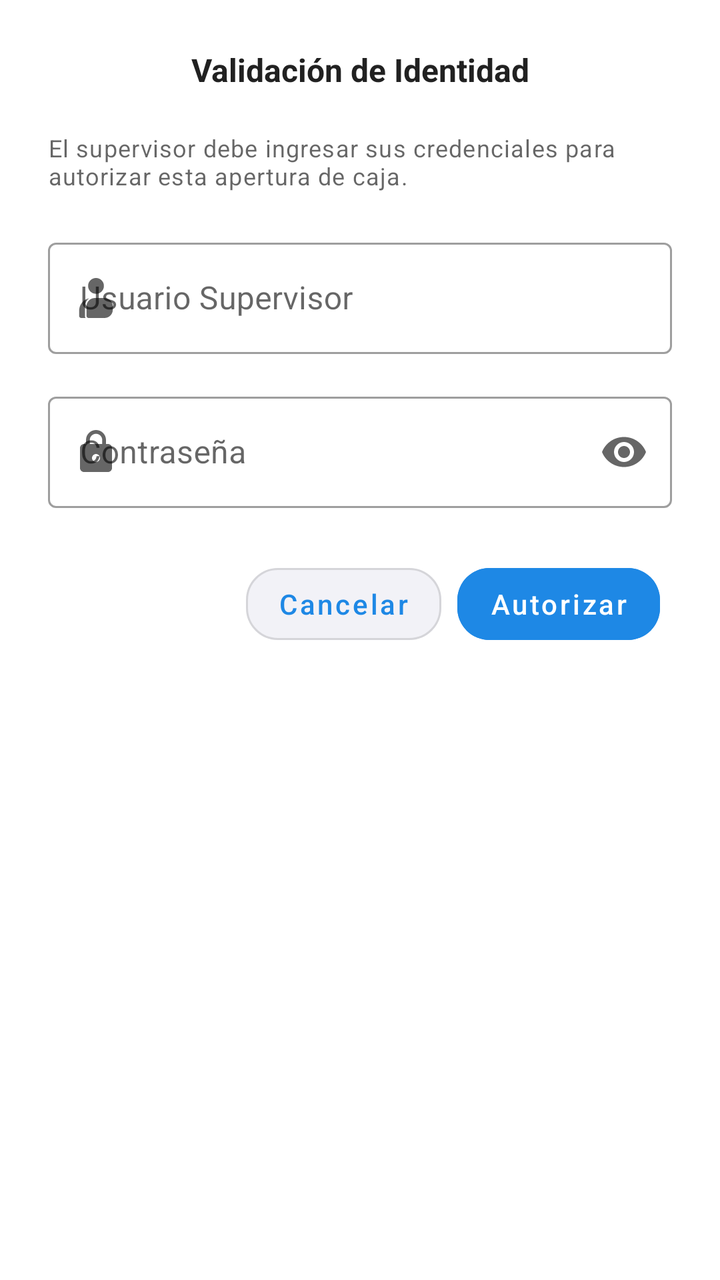
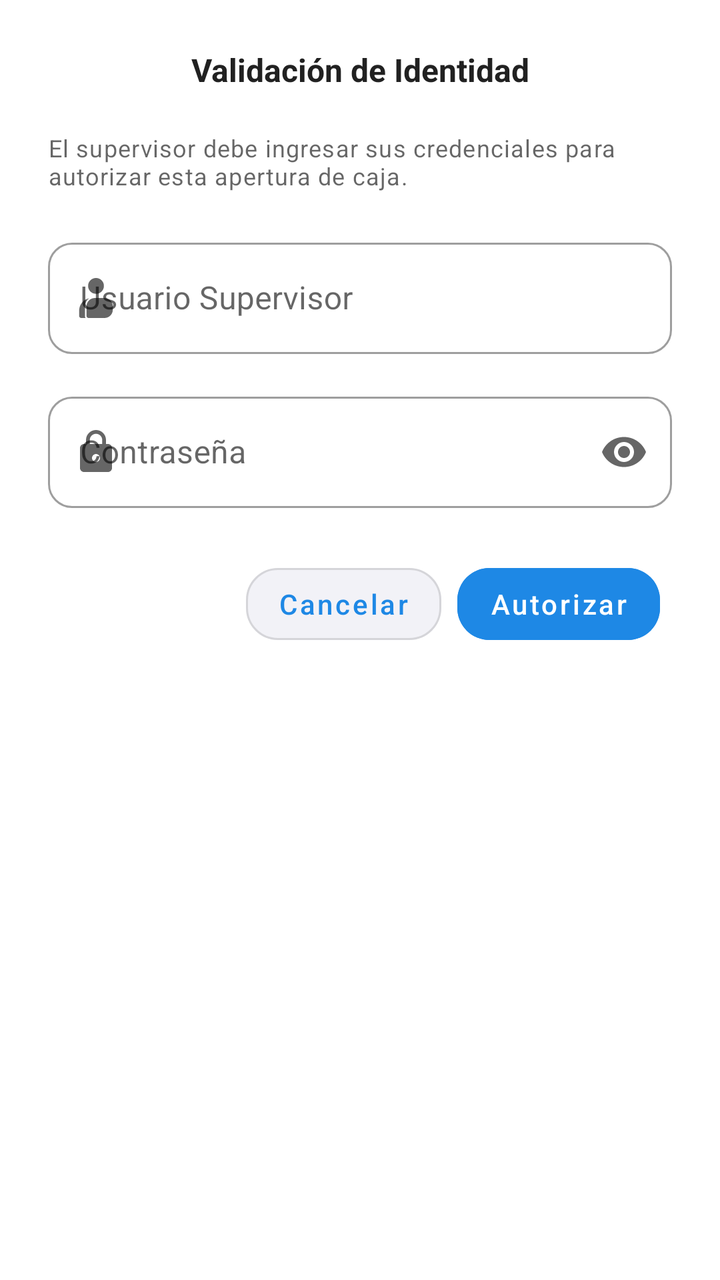

Before-and-after screenshots of an Android layout around one commit, followed by the original layout XML and the change that was made.
<!-- AndroidManifest.xml: application theme Theme.VERIFY -->
<!-- res/layout/dialog_supervisor_auth.xml -->
<?xml version="1.0" encoding="utf-8"?>
<com.google.android.material.card.MaterialCardView xmlns:android="http://schemas.android.com/apk/res/android"
    xmlns:app="http://schemas.android.com/apk/res-auto"
    android:layout_width="match_parent"
    android:layout_height="wrap_content"
    app:cardBackgroundColor="@color/white_pure"
    app:cardCornerRadius="24dp"
    app:cardElevation="0dp">
    <LinearLayout
        android:layout_width="match_parent"
        android:layout_height="wrap_content"
        android:orientation="vertical"
        android:padding="24dp">
        <TextView
            android:layout_width="match_parent"
            android:layout_height="wrap_content"
            android:layout_marginBottom="20dp"
            android:text="Validación de Identidad"
            android:gravity="center"
            android:textStyle="bold"
            android:textColor="@color/grey_text_dark"
            android:textSize="16sp" />

        <TextView
            android:layout_width="match_parent"
            android:layout_height="wrap_content"
            android:layout_marginBottom="20dp"
            android:text="El supervisor debe ingresar sus credenciales para autorizar esta apertura de caja."
            android:textAppearance="@style/TextAppearance.Material3.BodySmall" />

        <com.google.android.material.textfield.TextInputLayout
            android:id="@+id/tilSupUser"
            style="@style/Widget.MaterialComponents.TextInputLayout.OutlinedBox"
            android:layout_width="match_parent"
            android:layout_height="wrap_content"
            android:layout_marginBottom="16dp"
            android:hint="Usuario Supervisor"
            app:startIconDrawable="@drawable/ic_person">

            <com.google.android.material.textfield.TextInputEditText
                android:id="@+id/etSupUser"
                android:layout_width="match_parent"
                android:layout_height="wrap_content"
                android:inputType="text"
                android:maxLines="1" />
        </com.google.android.material.textfield.TextInputLayout>
        <com.google.android.material.textfield.TextInputLayout
            android:id="@+id/tilSupPass"
            style="@style/Widget.MaterialComponents.TextInputLayout.OutlinedBox"
            android:layout_width="match_parent"
            android:layout_height="wrap_content"
            android:hint="Contraseña"
            app:endIconMode="password_toggle"
            app:startIconDrawable="@drawable/ic_lock">

            <com.google.android.material.textfield.TextInputEditText
                android:id="@+id/etSupPass"
                android:layout_width="match_parent"
                android:layout_height="wrap_content"
                android:inputType="textPassword"
                android:maxLines="1" />
        </com.google.android.material.textfield.TextInputLayout>
        <LinearLayout
            android:layout_width="match_parent"
            android:layout_height="wrap_content"
            android:layout_marginTop="24dp"
            android:baselineAligned="false"
            android:gravity="end"
            android:orientation="horizontal">

            <com.google.android.material.button.MaterialButton
                android:id="@+id/btnCancelar"
                style="@style/Widget.MaterialComponents.Button.OutlinedButton"
                android:layout_width="wrap_content"
                android:layout_height="match_parent"
                android:layout_marginStart="6dp"
                android:backgroundTint="#F2F2F7"
                android:text="Cancelar"
                android:textAllCaps="false"
                android:textSize="14sp"
                app:cornerRadius="16dp" />

            <com.google.android.material.button.MaterialButton
                android:id="@+id/btnAutorizar"
                style="@style/Widget.MaterialComponents.Button.UnelevatedButton"
                android:layout_width="wrap_content"
                android:layout_height="match_parent"
                android:layout_marginStart="8dp"
                android:layout_marginEnd="6dp"
                android:backgroundTint="@color/blue_corporative_primary"
                android:text="Autorizar"
                android:textAllCaps="false"
                android:textColor="@color/white_pure"
                android:textSize="14sp"
                app:cornerRadius="16dp" />
        </LinearLayout>
    </LinearLayout>
</com.google.android.material.card.MaterialCardView>
<!-- resources referenced by this layout -->
<resources>
  <color name="blue_corporative_primary">#1E88E5</color>
  <color name="grey_text_dark">#212121</color>
  <color name="white_pure">#FFFFFF</color>
  <!-- drawable ic_lock (drawable) -->
  <vector xmlns:android="http://schemas.android.com/apk/res/android" android:height="24dp" android:tint="#000000" android:viewportHeight="24" android:viewportWidth="24" android:width="24dp">
        
      <path android:fillColor="@android:color/white" android:pathData="M18,8h-1L17,6c0,-2.76 -2.24,-5 -5,-5S7,3.24 7,6v2L6,8c-1.1,0 -2,0.9 -2,2v10c0,1.1 0.9,2 2,2h12c1.1,0 2,-0.9 2,-2L20,10c0,-1.1 -0.9,-2 -2,-2zM12,17c-1.1,0 -2,-0.9 -2,-2s0.9,-2 2,-2 2,0.9 2,2 -0.9,2 -2,2zM15.1,8L8.9,8L8.9,6c0,-1.71 1.39,-3.1 3.1,-3.1 1.71,0 3.1,1.39 3.1,3.1v2z"/>
      
  </vector>
  <!-- drawable ic_person (drawable) -->
  <vector xmlns:android="http://schemas.android.com/apk/res/android" android:height="24dp" android:tint="#000000" android:viewportHeight="960" android:viewportWidth="960" android:width="24dp">
        
      <path android:fillColor="@android:color/white" android:pathData="M185,880Q168,880 155.5,867.5Q143,855 143,838L143,733Q143,643 199,574Q255,505 343,486Q303,514 281,556.5Q259,599 259,648L259,838Q259,849 262,860Q265,871 272,880L185,880ZM332,880Q315,880 302.5,867.5Q290,855 290,838L290,648Q290,578 339.5,529Q389,480 459,480L648,480Q718,480 767,529Q816,578 816,648L816,712Q816,782 767,831Q718,880 648,880L332,880ZM480,396Q414,396 368,350Q322,304 322,238Q322,172 368,126Q414,80 480,80Q546,80 592,126Q638,172 638,238Q638,304 592,350Q546,396 480,396Z"/>
      
  </vector>
  <style name="Theme.VERIFY" parent="Base.Theme.VERIFY" />
  <style name="Base.Theme.VERIFY" parent="Theme.MaterialComponents.Light.NoActionBar">
          <item name="colorPrimary">@color/blue_corporative_primary</item>
          <item name="colorPrimaryDark">@color/blue_corporative_primary</item>
          <item name="colorAccent">@color/blue_corporative_primary</item>
  
          <item name="android:statusBarColor">@color/blue_corporative_primary</item>
          <item name="android:windowLightStatusBar">false</item>
          <item name="android:windowDrawsSystemBarBackgrounds">true</item>
          <item name="android:windowTranslucentStatus">false</item>
  
          <item name="android:textColorPrimary">@color/grey_text_dark</item>
  
          <item name="bottomSheetDialogTheme">@style/CustomBottomSheetDialog</item>
      </style>
  <style name="CustomBottomSheetDialog" parent="Theme.Design.Light.BottomSheetDialog">
          <item name="android:windowIsFloating">false</item>
          <item name="bottomSheetStyle">@style/CustomBottomSheetStyle</item>
      </style>
  <style name="CustomBottomSheetStyle" parent="Widget.Design.BottomSheet.Modal">
          <item name="android:background">@drawable/bg_bottom_sheet</item>
          <item name="backgroundTint">@android:color/transparent</item>
      </style>
  <!-- drawable bg_bottom_sheet (drawable) -->
  <shape xmlns:android="http://schemas.android.com/apk/res/android">
      <solid android:color="@color/white_pure" />
      <corners android:topLeftRadius="20dp" android:topRightRadius="20dp" />
  </shape>
</resources>

<!-- the commit's change to res/layout/dialog_supervisor_auth.xml (unified diff, before → after) -->
@@ -6,20 +6,22 @@
     app:cardBackgroundColor="@color/white_pure"
     app:cardCornerRadius="24dp"
     app:cardElevation="0dp">
+
     <LinearLayout
         android:layout_width="match_parent"
         android:layout_height="wrap_content"
         android:orientation="vertical"
         android:padding="24dp">
+
         <TextView
             android:layout_width="match_parent"
             android:layout_height="wrap_content"
             android:layout_marginBottom="20dp"
+            android:gravity="center"
             android:text="Validación de Identidad"
-            android:gravity="center"
-            android:textStyle="bold"
             android:textColor="@color/grey_text_dark"
-            android:textSize="16sp" />
+            android:textSize="16sp"
+            android:textStyle="bold" />
 
         <TextView
             android:layout_width="match_parent"
@@ -35,6 +37,10 @@
             android:layout_height="wrap_content"
             android:layout_marginBottom="16dp"
             android:hint="Usuario Supervisor"
+            app:boxCornerRadiusBottomEnd="12dp"
+            app:boxCornerRadiusBottomStart="12dp"
+            app:boxCornerRadiusTopEnd="12dp"
+            app:boxCornerRadiusTopStart="12dp"
             app:startIconDrawable="@drawable/ic_person">
 
             <com.google.android.material.textfield.TextInputEditText
@@ -44,12 +50,17 @@
                 android:inputType="text"
                 android:maxLines="1" />
         </com.google.android.material.textfield.TextInputLayout>
+
         <com.google.android.material.textfield.TextInputLayout
             android:id="@+id/tilSupPass"
             style="@style/Widget.MaterialComponents.TextInputLayout.OutlinedBox"
             android:layout_width="match_parent"
             android:layout_height="wrap_content"
             android:hint="Contraseña"
+            app:boxCornerRadiusBottomEnd="12dp"
+            app:boxCornerRadiusBottomStart="12dp"
+            app:boxCornerRadiusTopEnd="12dp"
+            app:boxCornerRadiusTopStart="12dp"
             app:endIconMode="password_toggle"
             app:startIconDrawable="@drawable/ic_lock">
 
@@ -60,6 +71,7 @@
                 android:inputType="textPassword"
                 android:maxLines="1" />
         </com.google.android.material.textfield.TextInputLayout>
+
         <LinearLayout
             android:layout_width="match_parent"
             android:layout_height="wrap_content"
